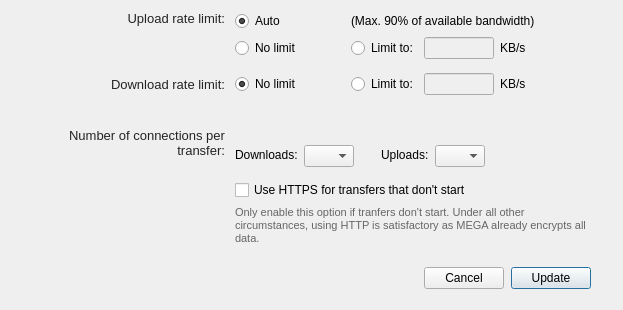
Above: src/MEGASync/gui/macx/BandwidthSettings.ui from meganz/MEGAsync before the change. Below: the same form after it.
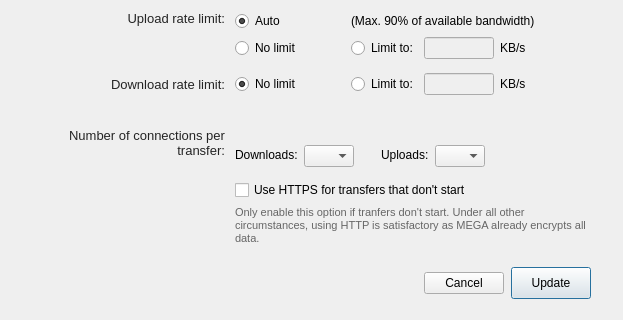
That is the form after the change.

Commit message: SAT-703.Buttons in some languages broken

What changed in the file:
```diff
--- a/src/MEGASync/gui/macx/BandwidthSettings.ui
+++ b/src/MEGASync/gui/macx/BandwidthSettings.ui
@@ -1182,6 +1182,18 @@
       </item>
       <item>
        <widget class="QPushButton" name="bUpdate">
+        <property name="minimumSize">
+         <size>
+          <width>0</width>
+          <height>32</height>
+         </size>
+        </property>
+        <property name="maximumSize">
+         <size>
+          <width>16777215</width>
+          <height>32</height>
+         </size>
+        </property>
         <property name="focusPolicy">
          <enum>Qt::StrongFocus</enum>
         </property>
```
The commit also changes 4 other files.
